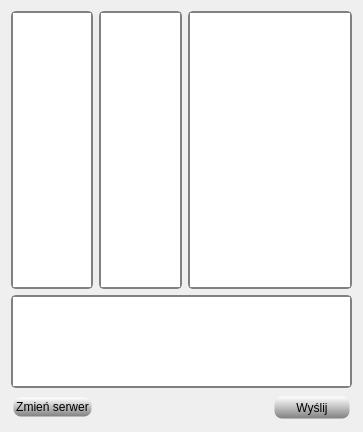
First picture: the form in client/mainwindow.ui, repository eplightning/yet-another-irc-clone, before the edit.
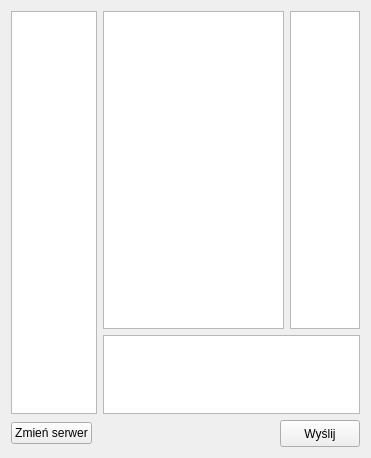
Second picture: the form after the edit.

Patch:
```diff
--- a/client/mainwindow.ui
+++ b/client/mainwindow.ui
@@ -6,75 +6,66 @@
    <rect>
     <x>0</x>
     <y>0</y>
-    <width>363</width>
-    <height>432</height>
+    <width>371</width>
+    <height>458</height>
    </rect>
   </property>
   <property name="windowTitle">
    <string>IRC</string>
   </property>
   <widget class="QWidget" name="centralWidget">
+   <layout class="QGridLayout" name="gridLayout_2">
+    <item row="0" column="0">
    <layout class="QGridLayout" name="gridLayout">
     <item row="0" column="0">
-     <layout class="QVBoxLayout" name="verticalLayout" stretch="3,1,0">
-      <item>
-       <layout class="QHBoxLayout" name="horizontalLayout" stretch="1,1,2">
+       <layout class="QHBoxLayout" name="horizontalLayout_3" stretch="1,3">
         <item>
          <widget class="QListView" name="channelList">
           <property name="styleSheet">
-           <string notr="true">QListView{ 
-border: 2px solid gray;
-border-radius: 5px;
-}</string>
+           <string notr="true"/>
           </property>
          </widget>
         </item>
         <item>
-         <widget class="QListView" name="userList">
-          <property name="styleSheet">
-           <string notr="true">QListView{ 
-border: 2px solid gray;
-border-radius: 5px;
-}</string>
-          </property>
-         </widget>
-        </item>
+         <layout class="QVBoxLayout" name="verticalLayout" stretch="4,1">
+          <item>
+           <layout class="QHBoxLayout" name="horizontalLayout" stretch="3,1">
         <item>
          <widget class="QTextEdit" name="chatBox">
           <property name="styleSheet">
-           <string notr="true">QTextEdit{ 
-border: 2px solid gray;
-border-radius: 5px;
-}</string>
+               <string notr="true"/>
           </property>
           <property name="readOnly">
            <bool>true</bool>
           </property>
          </widget>
         </item>
+            <item>
+             <widget class="QListView" name="userList">
+              <property name="styleSheet">
+               <string notr="true"/>
+              </property>
+             </widget>
+            </item>
        </layout>
       </item>
       <item>
        <widget class="QTextEdit" name="chatEditBox">
         <property name="styleSheet">
-         <string notr="true">QTextEdit{ 
-border: 2px solid gray;
-border-radius: 5px;
-}</string>
+             <string notr="true"/>
         </property>
        </widget>
       </item>
-      <item>
+         </layout>
+        </item>
+       </layout>
+      </item>
+      <item row="1" column="0">
        <layout class="QHBoxLayout" name="horizontalLayout_2">
         <item>
          <widget class="QPushButton" name="serwerChangingButton">
           <property name="styleSheet">
-           <string notr="true">QPushButton{
-background-color: qlineargradient(x1: 0, y1: 0, x2: 0, y2: 1, stop: 0 white, stop: 1 grey);
-border-style: solid;
-border-width: 5px;
-border-radius: 10px;
-}</string>
+           <string notr="true"/>
           </property>
           <property name="text">
            <string>Zmień serwer</string>
@@ -112,12 +103,7 @@
            <string/>
           </property>
           <property name="styleSheet">
-           <string notr="true">QPushButton{
-background-color: qlineargradient(x1: 0, y1: 0, x2: 0, y2: 1, stop: 0 white, stop: 1 grey);
-border-style: solid;
-border-width: 5px;
-border-radius: 10px;
-}</string>
+           <string notr="true"/>
           </property>
           <property name="text">
            <string>Wyślij</string>
```
Left out of the diff: 2 changed lines with no effect on the pictures. Lines whose indentation alone changed are shown as unchanged.
